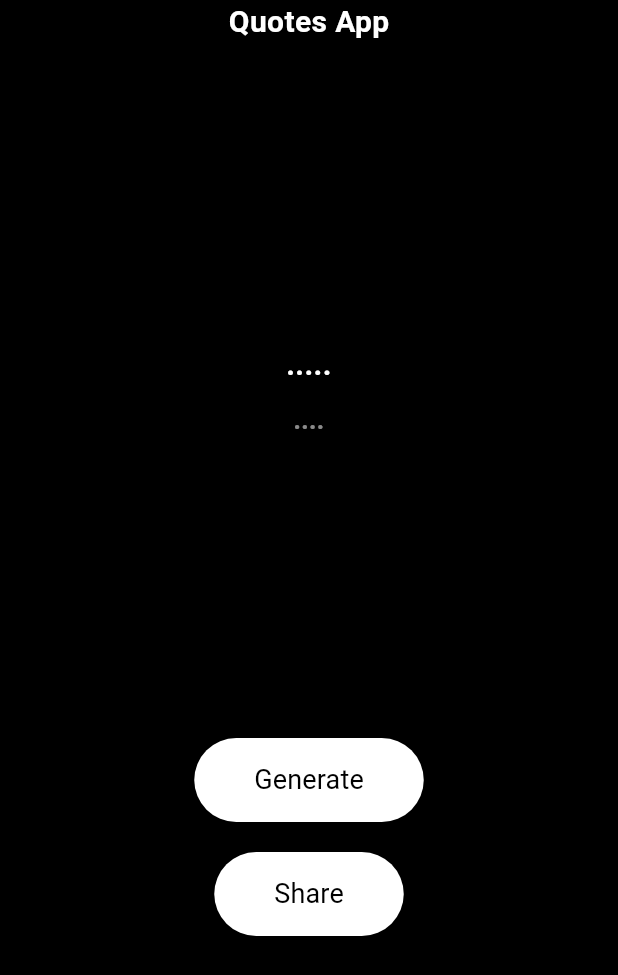
After one commit to khaledNat3y/random_quote_generator, a Flutter app: the screen it shows after launch, after a tap on "Share", on a phone screen of 412 x 824 dp. The commit adds this screen. Shown: the top 975 px of the screen. Run offline on Flutter 3.47's test engine with Material 3 defaults, Android fonts, the phone set to English and light mode, and no system bars; our stand-ins replace flutter_bloc, share; network calls fail.

Commit message:
-Applied Bloc(cubit) state management. -changes: created home that call home view.

```diff
--- a/lib/main.dart
+++ b/lib/main.dart
@@ -1,5 +1,5 @@
 import 'package:flutter/material.dart';
-import 'package:random_quote_generator/ui/screens/home.dart';
+import 'package:random_quote_generator/ui/screens/home/home.dart';
 
 void main() {
   runApp(const MyApp());
--- /dev/null
+++ b/lib/ui/screens/home/cubit/quote_cubit.dart
@@ -0,0 +1,32 @@
+import 'package:flutter_bloc/flutter_bloc.dart';
+import 'package:random_quote_generator/data/api_manager.dart';
+import 'package:random_quote_generator/data/model/quote_generate_model.dart';
+
+class QuoteCubit extends Cubit<QuoteState> {
+
+  QuoteCubit() : super(QuoteInitial());
+
+  Future<void> fetchQuote() async {
+    emit(QuoteLoadInProgress());
+    try {
+      final quote = await ApiManager.fetchRandomQuote();
+      emit(QuoteLoadSuccess(quote));
+    } catch (_) {
+      emit(QuoteLoadFailure());
+    }
+  }
+}
+
+abstract class QuoteState {}
+
+class QuoteInitial extends QuoteState {}
+
+class QuoteLoadInProgress extends QuoteState {}
+
+class QuoteLoadSuccess extends QuoteState {
+  final QuoteGenerateModel quote;
+
+  QuoteLoadSuccess(this.quote);
+}
+
+class QuoteLoadFailure extends QuoteState {}
--- /dev/null
+++ b/lib/ui/screens/home/home.dart
@@ -0,0 +1,16 @@
+import 'package:flutter/material.dart';
+import 'package:flutter_bloc/flutter_bloc.dart';
+import 'home_view.dart';
+import 'cubit/quote_cubit.dart';
+
+class Home extends StatelessWidget {
+  const Home({super.key});
+
+  @override
+  Widget build(BuildContext context) {
+    return BlocProvider(
+      create: (_) => QuoteCubit()..fetchQuote(),
+      child: const HomeView(),
+    );
+  }
+}
--- /dev/null
+++ b/lib/ui/screens/home/home_view.dart
@@ -0,0 +1,90 @@
+import 'package:flutter/material.dart';
+import 'package:flutter_bloc/flutter_bloc.dart';
+import 'package:share/share.dart';
+
+import '../../utils/app_colors.dart';
+import '../../utils/app_theme.dart';
+import 'cubit/quote_cubit.dart';
+
+class HomeView extends StatelessWidget {
+  const HomeView({super.key});
+
+  @override
+  Widget build(BuildContext context) {
+    return SafeArea(
+      child: Scaffold(
+        backgroundColor: AppColors.black,
+        body: Center(
+          child: Column(
+            mainAxisAlignment: MainAxisAlignment.center,
+            children: [
+              Text("Quotes App", style: AppTheme.font20WhiteBold,),
+              const Spacer(),
+              BlocBuilder<QuoteCubit, QuoteState>(
+                builder: (context, state) {
+                  if (state is QuoteLoadInProgress) {
+                    return const CircularProgressIndicator(
+                      color: AppColors.white,
+                    );
+                  } else if (state is QuoteLoadSuccess) {
+                    return Column(
+                      children: [
+                        Text(
+                          state.quote.q!,
+                          style: AppTheme.font20WhiteBold,
+                          textAlign: TextAlign.center,
+                        ),
+                        const SizedBox(height: 10,),
+                        Text(
+                          state.quote.a!,
+                          style: AppTheme.font17WhiteBold,
+                          textAlign: TextAlign.center,
+                        ),
+                      ],
+                    );
+                  } else {
+                    return Column(
+                      children:  [
+                        Text(".....", style: AppTheme.font20WhiteBold, textAlign: TextAlign.center,),
+                        const SizedBox(height: 10,),
+                        Text("....", style: AppTheme.font17WhiteBold, textAlign: TextAlign.center,),
+                      ],
+                    );
+                  }
+                },
+              ),
+              const Spacer(),
+              ElevatedButton(
+                onPressed: () {
+                  context.read<QuoteCubit>().fetchQuote();
+                },
+                style: ElevatedButton.styleFrom(
+                    foregroundColor: AppColors.black,
+                    padding: const EdgeInsets.symmetric(vertical: 15, horizontal: 40),
+                    backgroundColor: AppColors.white),
+                child: Text("Generate", style: AppTheme.font18BlackRegular,),
+              ),
+              const SizedBox(height: 20,),
+              ElevatedButton(
+                onPressed: () {
+                  final state = context.read<QuoteCubit>().state;
+                  if (state is QuoteLoadSuccess) {
+                    final quote = '${state.quote.q} - ${state.quote.a}';
+                    Share.share(quote);
+                  }
+                },
+                style: ElevatedButton.styleFrom(
+                  foregroundColor: AppColors.black,
+                  padding: const EdgeInsets.symmetric(vertical: 15, horizontal: 40),
+                  backgroundColor: AppColors.white,
+                ),
+                child: Text("Share", style: AppTheme.font18BlackRegular,),
+              ),
+              const Spacer(),
+            ],
+          ),
+        ),
+      ),
+    );
+  }
+}
--- a/pubspec.yaml
+++ b/pubspec.yaml
@@ -37,6 +37,7 @@ dependencies:
   cupertino_icons: ^1.0.6
   http: ^1.2.1
   share: ^2.0.4
+  flutter_bloc: ^8.1.5
 
 dev_dependencies:
   flutter_test:
```
Also changed, not shown: lib/ui/screens/home.dart (deleted, +0 -102 lines), pubspec.lock.
